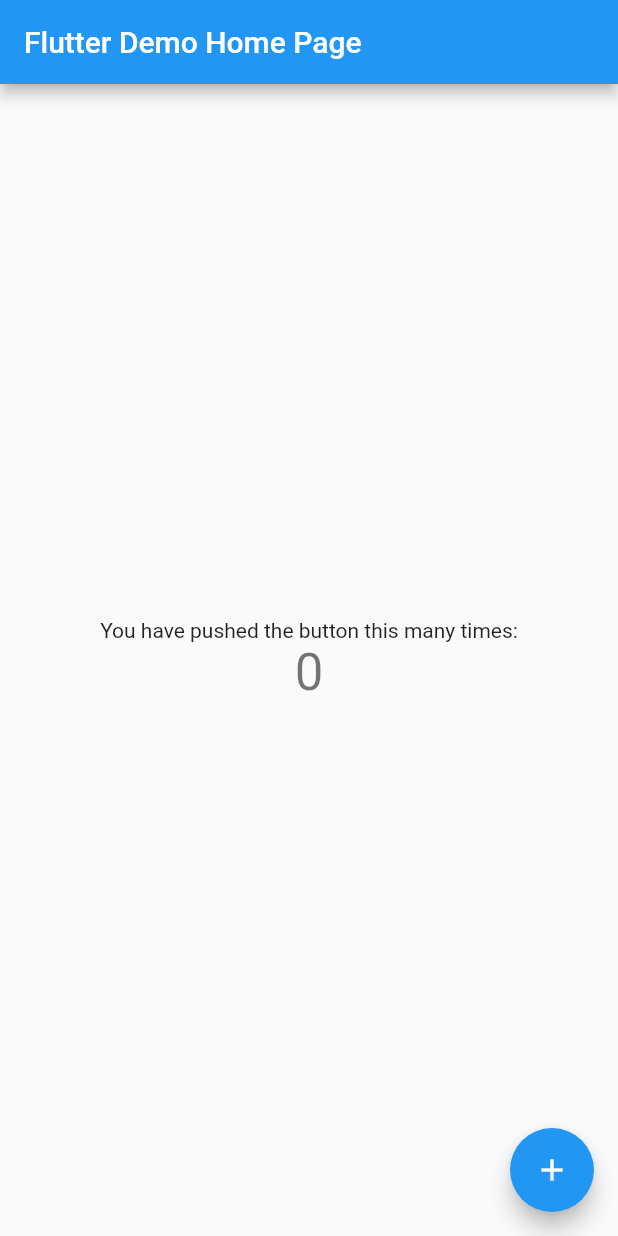
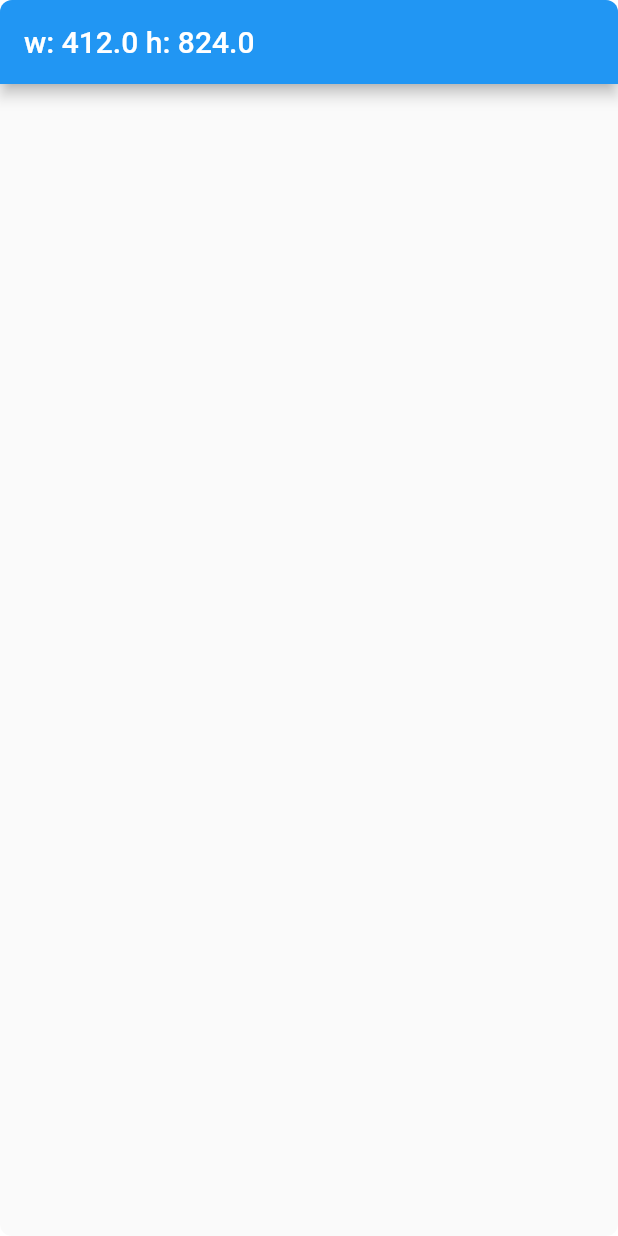
Before and after one commit to lopo12123/wuwu, a Flutter app: the screen it shows after launch, on a phone screen of 412 x 824 dp. Run offline on Flutter 3.47's test engine with Material 2 defaults, Android fonts, the phone set to English and light mode, and no system bars; our stand-ins replace get, logger; missing offline and left inert: window_manager.

Commit message:
chore + feat: 单应用 + 去除默认窗口菜单 + 圆角

```diff
--- a/lib/main.dart
+++ b/lib/main.dart
@@ -1,115 +1,68 @@
 import 'package:flutter/material.dart';
+import 'package:get/get.dart';
+import 'package:window_manager/window_manager.dart';
+import 'package:wuwu/routes/index.dart';
+import 'package:wuwu/styles/colors.dart';
 
-void main() {
+Future<void> appPrelude() async {
+  await windowManager.ensureInitialized();
+
+  WindowOptions o = const WindowOptions(
+    titleBarStyle: TitleBarStyle.hidden,
+    size: Size(800, 600),
+    center: true,
+    backgroundColor: MyColors.transparent,
+  );
+
+  windowManager.waitUntilReadyToShow(o, () async {
+    await windowManager.setAsFrameless();
+    await windowManager.show();
+    await windowManager.focus();
+  });
+}
+
+Future<void> main() async {
+  WidgetsFlutterBinding.ensureInitialized();
+
+  await appPrelude();
+
   runApp(const MyApp());
 }
 
 class MyApp extends StatelessWidget {
   const MyApp({super.key});
 
-  // This widget is the root of your application.
   @override
   Widget build(BuildContext context) {
-    return MaterialApp(
-      title: 'Flutter Demo',
-      theme: ThemeData(
-        // This is the theme of your application.
-        //
-        // Try running your application with "flutter run". You'll see the
-        // application has a blue toolbar. Then, without quitting the app, try
-        // changing the primarySwatch below to Colors.green and then invoke
-        // "hot reload" (press "r" in the console where you ran "flutter run",
-        // or simply save your changes to "hot reload" in a Flutter IDE).
-        // Notice that the counter didn't reset back to zero; the application
-        // is not restarted.
-        primarySwatch: Colors.blue,
+    return AppFrame(
+      child: GetMaterialApp(
+        title: 'wuwu',
+        theme: ThemeData(
+          primarySwatch: Colors.blue,
+        ),
+        initialRoute: MyRoutes.entry,
+        unknownRoute: invalidPage,
+        getPages: validPages,
       ),
-      home: const MyHomePage(title: 'Flutter Demo Home Page'),
     );
   }
 }
 
-class MyHomePage extends StatefulWidget {
-  const MyHomePage({super.key, required this.title});
+class AppFrame extends StatelessWidget {
+  final Widget child;
 
-  // This widget is the home page of your application. It is stateful, meaning
-  // that it has a State object (defined below) that contains fields that affect
-  // how it looks.
-
-  // This class is the configuration for the state. It holds the values (in this
-  // case the title) provided by the parent (in this case the App widget) and
-  // used by the build method of the State. Fields in a Widget subclass are
-  // always marked "final".
-
-  final String title;
-
-  @override
-  State<MyHomePage> createState() => _MyHomePageState();
-}
-
-class _MyHomePageState extends State<MyHomePage> {
-  int _counter = 0;
-
-  void _incrementCounter() {
-    setState(() {
-      // This call to setState tells the Flutter framework that something has
-      // changed in this State, which causes it to rerun the build method below
-      // so that the display can reflect the updated values. If we changed
-      // _counter without calling setState(), then the build method would not be
-      // called again, and so nothing would appear to happen.
-      _counter++;
-    });
-  }
+  const AppFrame({super.key, required this.child});
 
   @override
   Widget build(BuildContext context) {
-    // This method is rerun every time setState is called, for instance as done
-    // by the _incrementCounter method above.
-    //
-    // The Flutter framework has been optimized to make rerunning build methods
-    // fast, so that you can just rebuild anything that needs updating rather
-    // than having to individually change instances of widgets.
-    return Scaffold(
-      appBar: AppBar(
-        // Here we take the value from the MyHomePage object that was created by
-        // the App.build method, and use it to set our appbar title.
-        title: Text(widget.title),
+    return Container(
+      width: Get.width,
+      height: Get.height,
+      clipBehavior: Clip.antiAlias,
+      decoration: const BoxDecoration(
+        borderRadius: BorderRadius.all(Radius.circular(8)),
       ),
-      body: Center(
-        // Center is a layout widget. It takes a single child and positions it
-        // in the middle of the parent.
-        child: Column(
-          // Column is also a layout widget. It takes a list of children and
-          // arranges them vertically. By default, it sizes itself to fit its
-          // children horizontally, and tries to be as tall as its parent.
-          //
-          // Invoke "debug painting" (press "p" in the console, choose the
-          // "Toggle Debug Paint" action from the Flutter Inspector in Android
-          // Studio, or the "Toggle Debug Paint" command in Visual Studio Code)
-          // to see the wireframe for each widget.
-          //
-          // Column has various properties to control how it sizes itself and
-          // how it positions its children. Here we use mainAxisAlignment to
-          // center the children vertically; the main axis here is the vertical
-          // axis because Columns are vertical (the cross axis would be
-          // horizontal).
-          mainAxisAlignment: MainAxisAlignment.center,
-          children: <Widget>[
-            const Text(
-              'You have pushed the button this many times:',
-            ),
-            Text(
-              '$_counter',
-              style: Theme.of(context).textTheme.headlineMedium,
-            ),
-          ],
-        ),
-      ),
-      floatingActionButton: FloatingActionButton(
-        onPressed: _incrementCounter,
-        tooltip: 'Increment',
-        child: const Icon(Icons.add),
-      ), // This trailing comma makes auto-formatting nicer for build methods.
+      child: child,
     );
   }
 }
--- /dev/null
+++ b/lib/routes/index.dart
@@ -0,0 +1,23 @@
+import 'package:get/get.dart';
+import 'package:wuwu/views/Entry.dart';
+import 'package:wuwu/views/UnKnown.dart';
+
+/// 路由
+abstract class MyRoutes {
+  /// 非法路由
+  static const invalid = '/invalid';
+
+  /// 入口
+  static const entry = '/entry';
+}
+
+/// 未知页面
+final GetPage invalidPage = GetPage(
+  name: MyRoutes.invalid,
+  page: () => const UnknownView(),
+);
+
+/// 规划页面
+final List<GetPage> validPages = [
+  GetPage(name: MyRoutes.entry, page: () => const EntryView()),
+];
--- /dev/null
+++ b/lib/styles/colors.dart
@@ -0,0 +1,5 @@
+import 'package:flutter/material.dart';
+
+abstract class MyColors {
+  static const transparent = Colors.transparent;
+}
--- /dev/null
+++ b/lib/views/Entry.dart
@@ -0,0 +1,28 @@
+import 'package:flutter/material.dart';
+import 'package:get/get.dart';
+import 'package:window_manager/window_manager.dart';
+
+class EntryView extends StatelessWidget {
+  const EntryView({super.key});
+
+  @override
+  Widget build(BuildContext context) {
+    return Scaffold(
+      appBar: PreferredSize(
+        preferredSize: const Size.fromHeight(56),
+        child: GestureDetector(
+          behavior: HitTestBehavior.translucent,
+          onPanStart: (details) {
+            windowManager.startDragging();
+          },
+          child: AppBar(
+            title: Text('w: ${Get.width} h: ${Get.height}'),
+            actions: [
+
+            ],
+          ),
+        ),
+      ),
+    );
+  }
+}
--- a/pubspec.yaml
+++ b/pubspec.yaml
@@ -31,7 +31,9 @@ dependencies:
   flutter:
     sdk: flutter
   get:
+  logger:
   window_manager:
+  windows_single_instance:
 
 
   # The following adds the Cupertino Icons font to your application.
```
Also changed, not shown: lib/utils/result.dart (added, +35 -0 lines), lib/utils/safe_print.dart (added, +28 -0 lines), lib/views/UnKnown.dart (added, +30 -0 lines), pubspec.lock, 2 other files.
